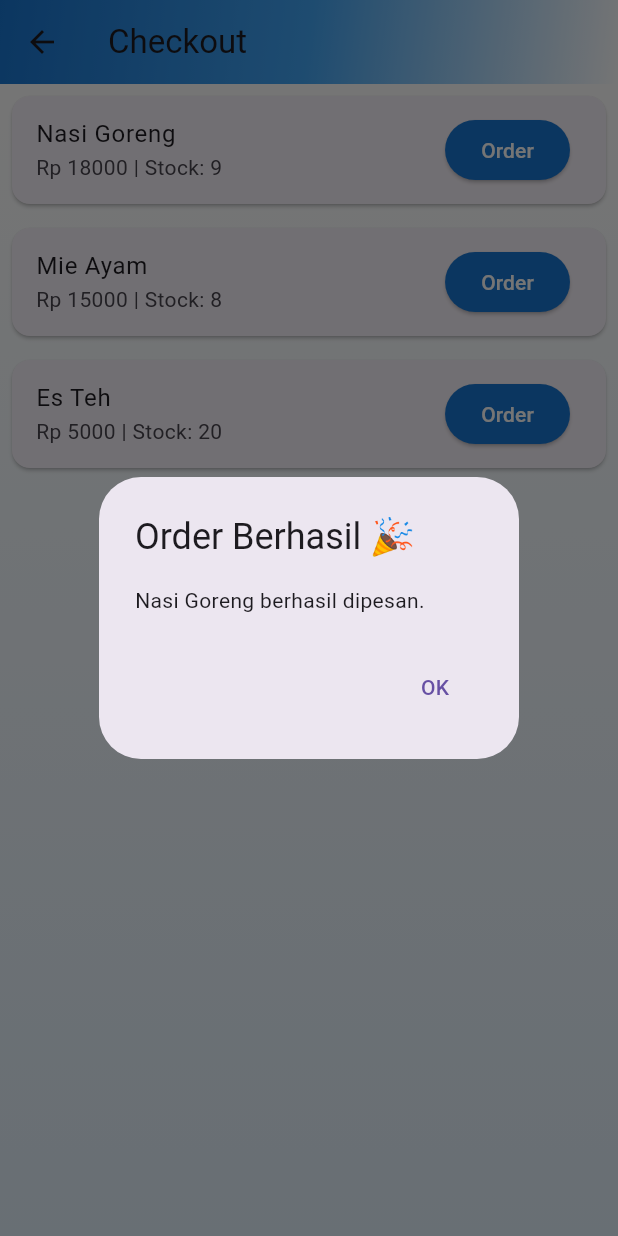
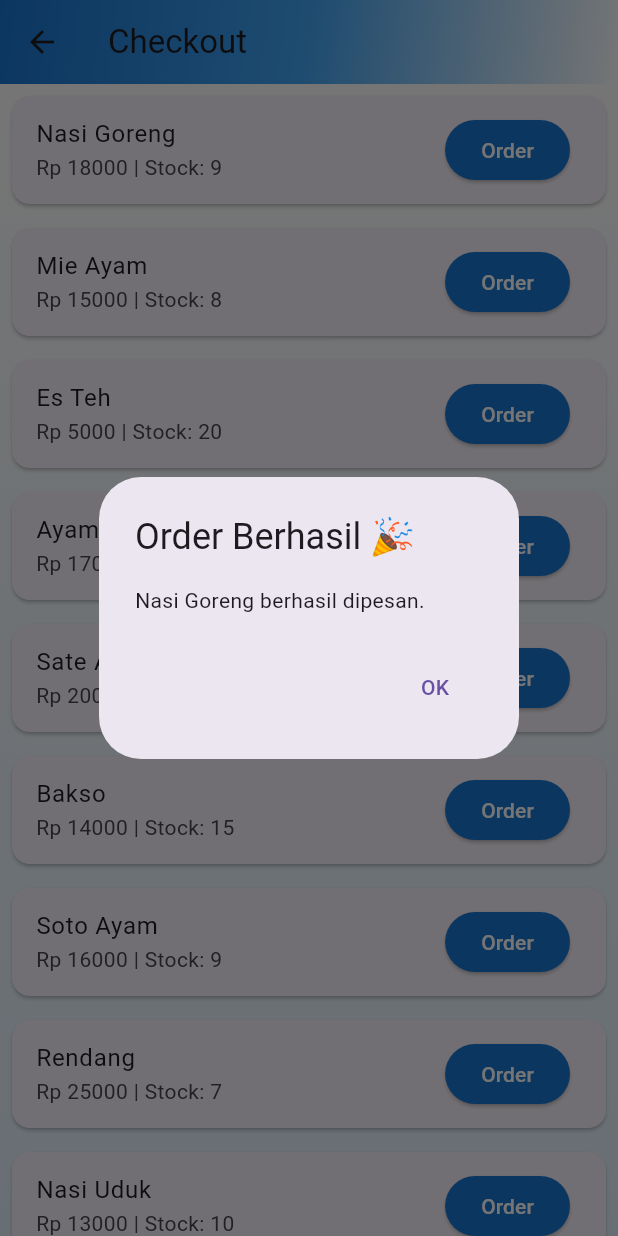
Before and after one commit to christnayosua/DapurChristna, a Flutter app: the CheckoutScreen screen opened directly, after a tap on "Order", on a phone screen of 412 x 824 dp. Run offline on Flutter 3.47's test engine with Material 3 defaults, Android fonts, the phone set to English and light mode, and no system bars; network calls fail.

Commit message:
Add dataset and comment code

```diff
--- a/lib/providers/product_provider.dart
+++ b/lib/providers/product_provider.dart
@@ -31,6 +31,115 @@ class ProductProvider with ChangeNotifier {
           "https://images.unsplash.com/photo-1513558161293-cdaf765ed2fd",
       description: "Es teh manis segar cocok untuk menemani makanan.",
     ),
+
+    Product(
+      name: "Ayam Geprek",
+      category: "Makanan",
+      stock: 12,
+      price: 17000,
+      imageUrl:
+          "https://images.unsplash.com/photo-1604908176997-431c3f2a4f1e",
+      description: "Ayam crispy dengan sambal geprek pedas.",
+    ),
+    Product(
+      name: "Sate Ayam",
+      category: "Makanan",
+      stock: 10,
+      price: 20000,
+      imageUrl:
+          "https://images.unsplash.com/photo-1625944525533-473f1f0d54b3",
+      description: "Sate ayam dengan bumbu kacang khas Indonesia.",
+    ),
+    Product(
+      name: "Bakso",
+      category: "Makanan",
+      stock: 15,
+      price: 14000,
+      imageUrl:
+          "https://images.unsplash.com/photo-1601050690597-df0568f70950",
+      description: "Bakso sapi hangat dengan kuah gurih.",
+    ),
+    Product(
+      name: "Soto Ayam",
+      category: "Makanan",
+      stock: 9,
+      price: 16000,
+      imageUrl:
+          "https://images.unsplash.com/photo-1604909052743-94e838986d24",
+      description: "Soto ayam kuning dengan suwiran ayam dan telur.",
+    ),
+    Product(
+      name: "Rendang",
+      category: "Makanan",
+      stock: 7,
+      price: 25000,
+      imageUrl:
+          "https://images.unsplash.com/photo-1627308595181-5d3d98a90f25",
+      description: "Rendang sapi khas Padang dengan rempah kaya rasa.",
+    ),
+    Product(
+      name: "Nasi Uduk",
+      category: "Makanan",
+      stock: 10,
+      price: 13000,
+      imageUrl:
+          "https://images.unsplash.com/photo-1626082927389-6cd097cdc6ec",
+      description: "Nasi gurih santan dengan lauk pelengkap.",
+    ),
+    Product(
+      name: "Gado-Gado",
+      category: "Makanan",
+      stock: 6,
+      price: 14000,
+      imageUrl:
+          "https://images.unsplash.com/photo-1546069901-ba9599a7e63c",
+      description: "Sayuran segar dengan saus kacang khas Indonesia.",
+    ),
+    Product(
+      name: "Nasi Padang",
+      category: "Makanan",
+      stock: 8,
+      price: 22000,
+      imageUrl:
+          "https://images.unsplash.com/photo-1627308595229-7830a5c91f9f",
+      description: "Nasi dengan berbagai pilihan lauk khas Padang.",
+    ),
+    Product(
+      name: "Pempek",
+      category: "Makanan",
+      stock: 10,
+      price: 15000,
+      imageUrl:
+          "https://images.unsplash.com/photo-1617196034796-73dfa7b1fd56",
+      description: "Pempek ikan dengan kuah cuko asam manis pedas.",
+    ),
+    Product(
+      name: "Martabak Telur",
+      category: "Makanan",
+      stock: 5,
+      price: 18000,
+      imageUrl:
+          "https://images.unsplash.com/photo-1601050690117-8b63c6f64f16",
+      description: "Martabak telur gurih dengan isian daging dan daun bawang.",
+    ),
+    Product(
+      name: "Es Jeruk",
+      category: "Minuman",
+      stock: 18,
+      price: 7000,
+      imageUrl:
+          "https://images.unsplash.com/photo-1613478223719-2ab802602423",
+      description: "Es jeruk segar dari perasan jeruk asli.",
+    ),
+    Product(
+      name: "Kopi Hitam",
+      category: "Minuman",
+      stock: 15,
+      price: 8000,
+      imageUrl:
+          "https://images.unsplash.com/photo-1509042239860-f550ce710b93",
+      description: "Kopi hitam hangat dengan aroma khas.",
+    ),
   ];
 
   List<Product> get products => _products;
--- a/lib/screens/about_me_screen.dart
+++ b/lib/screens/about_me_screen.dart
@@ -1,6 +1,8 @@
 import 'package:flutter/material.dart';
 
 class AboutMeScreen extends StatelessWidget {
+  const AboutMeScreen({super.key});
+
 
   @override
   Widget build(BuildContext context) {
@@ -21,6 +23,8 @@ class AboutMeScreen extends StatelessWidget {
           ),
         ),
       ),
+
+      // Page Theme
       body: Container(
         decoration: BoxDecoration(
           gradient: LinearGradient(
@@ -32,6 +36,8 @@ class AboutMeScreen extends StatelessWidget {
             end: Alignment.bottomCenter,
           ),
         ),
+
+        // User Information: Christna Yosua Rotinsulu
         child: Center(
           child: Column(
             mainAxisAlignment: MainAxisAlignment.center,
--- a/lib/screens/checkout_screen.dart
+++ b/lib/screens/checkout_screen.dart
@@ -5,6 +5,8 @@ import '../providers/transaction_provider.dart';
 import '../models/transaction.dart';
 
 class CheckoutScreen extends StatelessWidget {
+  const CheckoutScreen({super.key});
+
 
   @override
   Widget build(BuildContext context) {
```
Also changed, not shown: lib/screens/add_product_screen.dart (+115 -69 lines).
